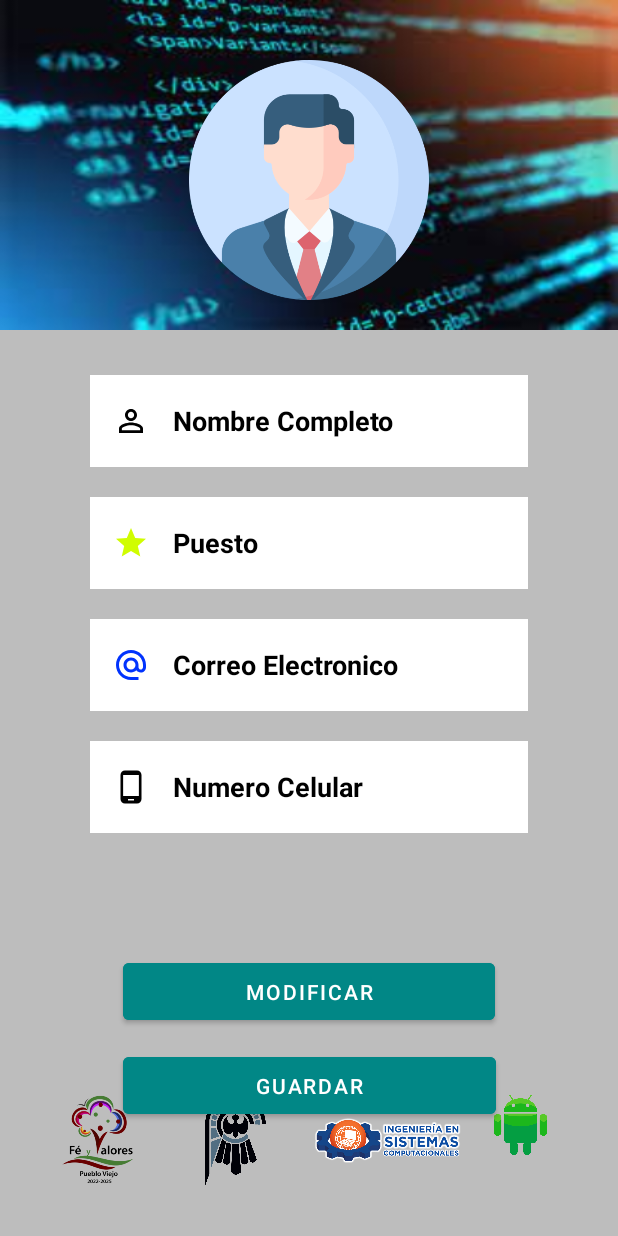
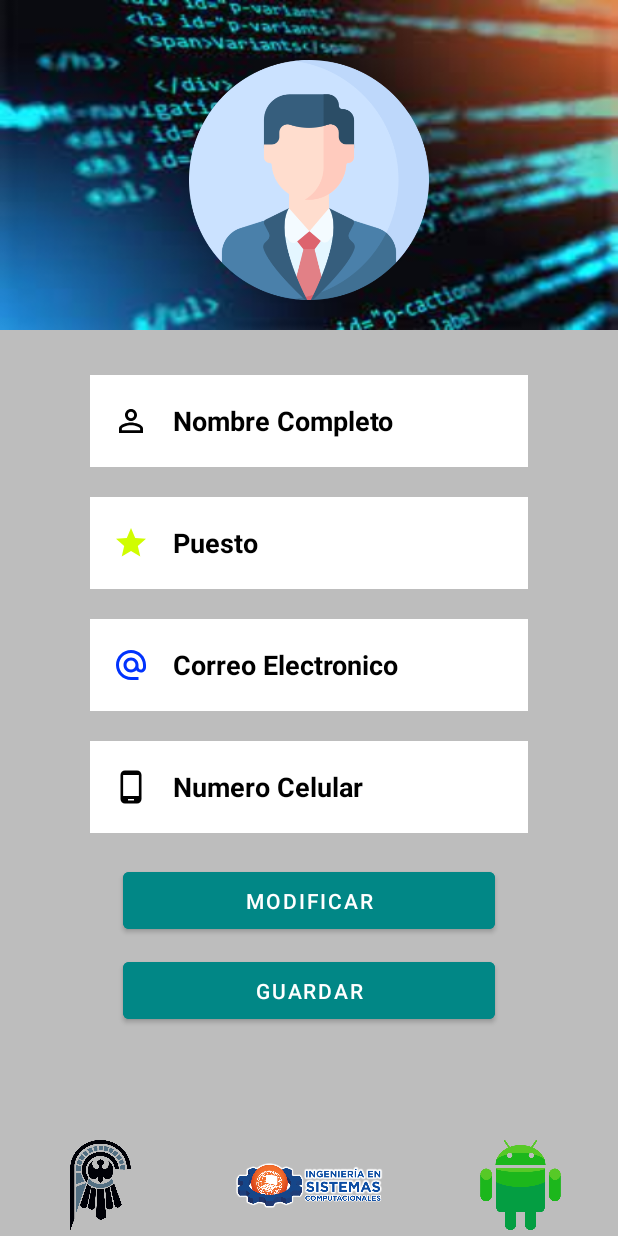
Before and after one commit to Eimee8/INVENTARIO_PuebloViejo, an Android app: the layout fragment_perfil.xml on its own in the app's theme, with its tools: preview values and no code run, on a phone screen of 412 x 824 dp. Run offline under Robolectric (Android 15) with nearby library versions, the phone set to English and light mode, and no system bars.

Commit message:
cambie logo feyvalores

```diff
--- a/app/src/main/res/layout/fragment_home.xml
+++ b/app/src/main/res/layout/fragment_home.xml
@@ -17,7 +17,7 @@
             android:layout_height="70dp"
             android:layout_marginStart="10dp"
             android:layout_marginTop="20dp"
-            android:src="@drawable/feyvalores">
+            android:src="@drawable/logopie">
         </ImageView>
 
         <ImageView
--- a/app/src/main/res/layout/fragment_perfil.xml
+++ b/app/src/main/res/layout/fragment_perfil.xml
@@ -22,12 +22,12 @@
         android:id="@+id/botonperfil"
         android:layout_width="250dp"
         android:layout_height="50dp"
+        android:layout_below="@+id/Modificar"
         android:layout_alignParentStart="true"
         android:layout_alignParentEnd="true"
-        android:layout_alignParentBottom="true"
         android:layout_marginStart="82dp"
-        android:layout_marginEnd="81dp"
-        android:layout_marginBottom="75dp"
+        android:layout_marginTop="10dp"
+        android:layout_marginEnd="82dp"
         android:backgroundTint="@color/teal_700"
         android:text="Guardar"
         tools:layout_editor_absoluteX="80dp"
@@ -35,32 +35,19 @@
 
     </Button>
 
+
     <ImageView
-        android:layout_width="90dp"
+        android:layout_width="60dp"
         android:layout_height="60dp"
         android:layout_alignParentStart="true"
         android:layout_alignParentTop="true"
         android:layout_alignParentEnd="true"
         android:layout_marginStart="20dp"
-        android:layout_marginTop="730dp"
-        android:layout_marginEnd="300dp"
-        android:src="@drawable/feyvalores">
-
+        android:layout_marginTop="760dp"
+        android:layout_marginEnd="298dp"
+        android:src="@drawable/escudo">
     </ImageView>
 
-
-    <ImageView
-        android:layout_width="90dp"
-        android:layout_height="60dp"
-        android:layout_alignParentStart="true"
-        android:layout_alignParentTop="true"
-        android:layout_alignParentEnd="true"
-        android:layout_marginStart="110dp"
-        android:layout_marginTop="730dp"
-        android:layout_marginEnd="208dp"
-        android:src="@drawable/escudo">
-
-    </ImageView>
 
     <ImageView
         android:layout_width="100dp"
@@ -68,22 +55,21 @@
         android:layout_alignParentStart="true"
         android:layout_alignParentTop="true"
         android:layout_alignParentEnd="true"
-        android:layout_marginStart="208dp"
-        android:layout_marginTop="730dp"
-        android:layout_marginEnd="103dp"
+        android:layout_marginStart="155dp"
+        android:layout_marginTop="760dp"
+        android:layout_marginEnd="155dp"
         android:src="@drawable/isc">
 
     </ImageView>
 
-
     <ImageView
-        android:layout_width="90dp"
-        android:layout_height="40dp"
+        android:layout_width="60dp"
+        android:layout_height="60dp"
         android:layout_alignParentStart="true"
         android:layout_alignParentTop="true"
         android:layout_alignParentEnd="true"
         android:layout_marginStart="302dp"
-        android:layout_marginTop="730dp"
+        android:layout_marginTop="760dp"
         android:layout_marginEnd="20dp"
         android:src="@drawable/androide">
 
@@ -207,12 +193,12 @@
         android:id="@+id/Modificar"
         android:layout_width="250dp"
         android:layout_height="50dp"
+        android:layout_below="@+id/NumeroCelular"
         android:layout_alignParentStart="true"
         android:layout_alignParentEnd="true"
-        android:layout_alignParentBottom="true"
         android:layout_marginStart="82dp"
+        android:layout_marginTop="20dp"
         android:layout_marginEnd="82dp"
-        android:layout_marginBottom="138dp"
         android:backgroundTint="@color/teal_700"
         android:text="Modificar"
         tools:layout_editor_absoluteX="80dp"
--- a/app/src/main/res/layout/nav_header_main.xml
+++ b/app/src/main/res/layout/nav_header_main.xml
@@ -18,7 +18,7 @@
         android:layout_height="81dp"
         android:contentDescription="@string/nav_header_desc"
         android:paddingTop="@dimen/nav_header_vertical_spacing"
-        app:srcCompat="@drawable/login" />
+        app:srcCompat="@drawable/usuario"/>
 
     <TextView
         android:layout_width="match_parent"
```
Also changed, not shown: app/src/main/res/drawable/logopie.png (added).
